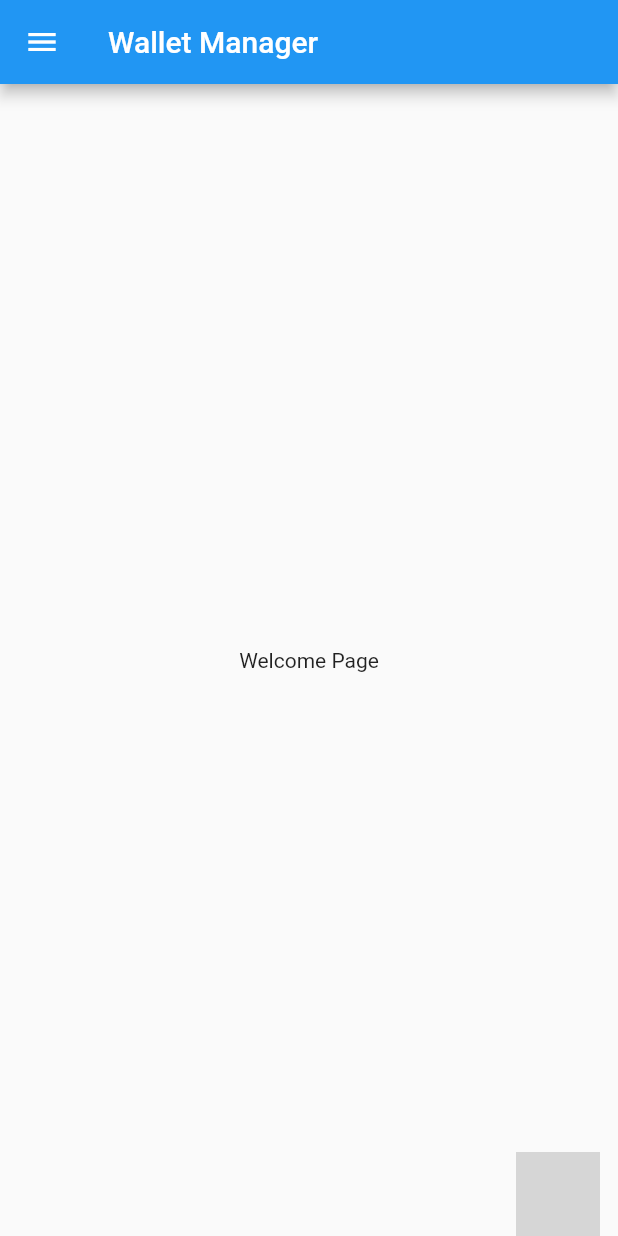
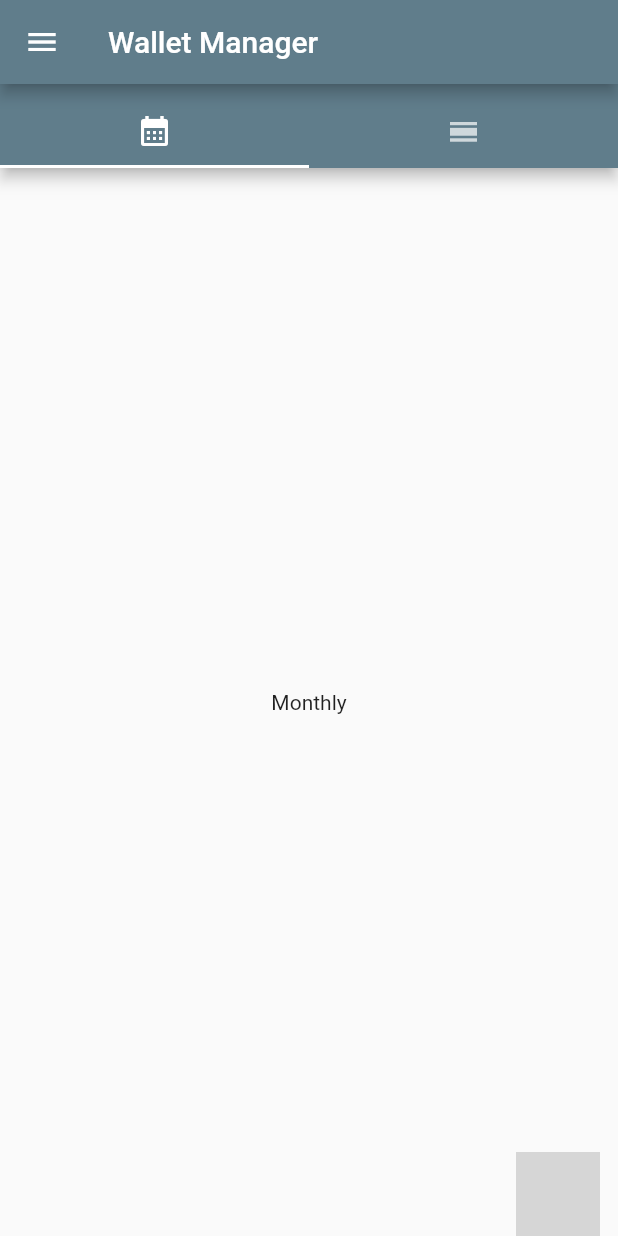
Before and after one commit to imamhsn195/wallet-manager, a Flutter app: the screen it shows after launch, on a phone screen of 412 x 824 dp. Run offline on Flutter 3.47's test engine with Material 2 defaults, Android fonts, the phone set to English and light mode, and no system bars; missing offline and left inert: floating_action_bubble; grey boxes are pictures that could not be loaded.

Commit message:
welcome page tabs added

```diff
--- a/lib/components/floating_actions.dart
+++ b/lib/components/floating_actions.dart
@@ -80,7 +80,7 @@ class _FloatingActionsState extends State<FloatingActions> with SingleTickerProv
       iconColor: Colors.white,
       // Floating Action button Icon
       iconData: isShowing ? Icons.keyboard_arrow_left_sharp : Icons.add,
-      backGroundColor: Colors.blue,
+      backGroundColor: Colors.blueGrey,
     );
   }
 
--- a/lib/main.dart
+++ b/lib/main.dart
@@ -11,34 +11,54 @@ class MyApp extends StatelessWidget {
     return MaterialApp(
       title: 'Wallet Manager',
       theme: ThemeData(
-        primarySwatch: Colors.blue,
+        primarySwatch: Colors.blueGrey,
       ),
       home: const MyHomePage(title: 'Wallet Manager'),
     );
   }
 }
-
 class MyHomePage extends StatefulWidget {
   const MyHomePage({Key? key, required this.title}) : super(key: key);
   final String title;
   @override
   State<MyHomePage> createState() => _MyHomePageState();
 }
-
 class _MyHomePageState extends State<MyHomePage>{
-
   @override
   Widget build(BuildContext context) {
     return Scaffold(
+
       appBar: AppBar(title: Text(widget.title),),
-      body: Center(
-        child: Column(
-          mainAxisAlignment: MainAxisAlignment.center,
-          children: const [
-            Text("Welcome Page")
-          ],
+      body: DefaultTabController(
+        length: 2,
+        child: Scaffold(
+          appBar: AppBar(
+            bottom: const PreferredSize( preferredSize: Size(0.0, 0.0),
+              child: TabBar(tabs: [
+                  Tab(child: Icon(Icons.calendar_month)),
+                  Tab(child: Icon(Icons.calendar_view_day)),
+                ],
+              ),
+            ),
+          ),
+          body: TabBarView(
+            children: [
+              Column(
+                mainAxisAlignment: MainAxisAlignment.center,
+                children: const [
+                  Center(child: Text('Monthly'),)
+                ],
+              ),
+              Column(
+                mainAxisAlignment: MainAxisAlignment.center,
+                children: const [
+                  Center(child: Text('Yearly'),)
+                ],
+              )
+            ],
+          ),
+          ),
         ),
-      ),
       drawer: const DrawerMenu(),
       floatingActionButtonLocation: FloatingActionButtonLocation.miniEndDocked,
       floatingActionButton: const FloatingActions()
```
